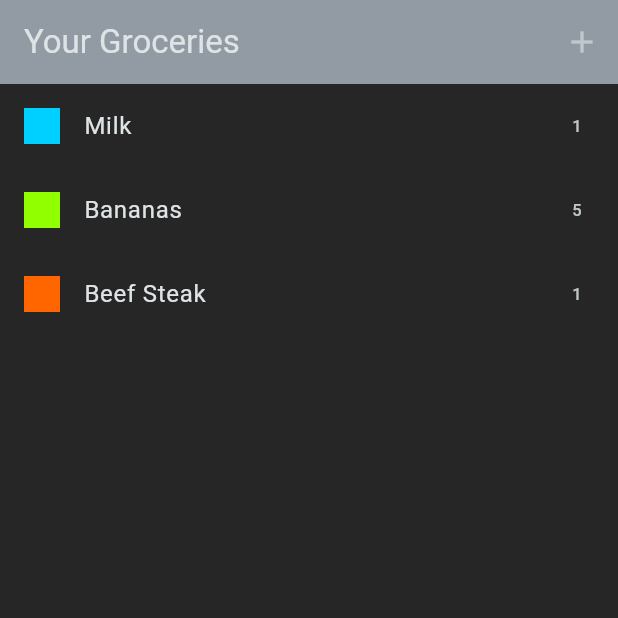
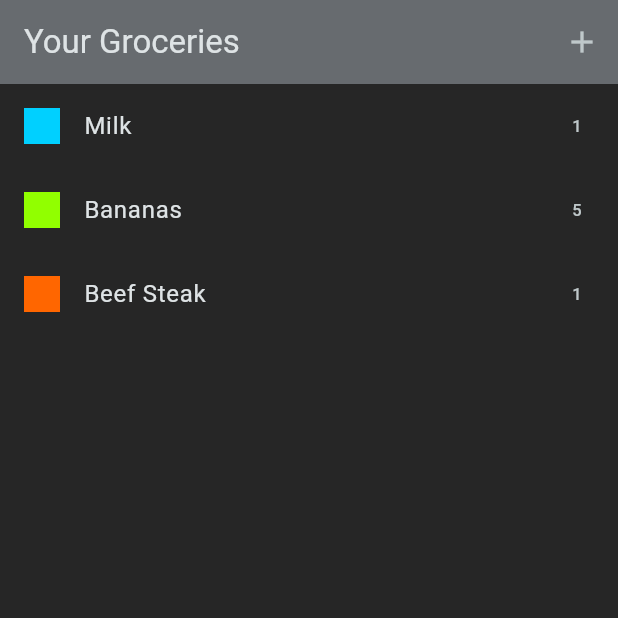
Before and after one commit to javakanaya/flutter-udemy, a Flutter app: the screen it shows after launch, on a phone screen of 412 x 824 dp, the top half of it. Run offline on Flutter 3.47's test engine with Material 3 defaults, Android fonts, the phone set to English and light mode, and no system bars; our stand-ins replace flutter_riverpod, google_fonts, transparent_image.

Commit message:
feat: new surface color

```diff
--- a/shopping_list/lib/main.dart
+++ b/shopping_list/lib/main.dart
@@ -17,7 +17,7 @@ class MyApp extends StatelessWidget {
         colorScheme: ColorScheme.fromSeed(
           seedColor: const Color.fromARGB(255, 66, 118, 126),
           brightness: Brightness.dark,
-          surface: const Color.fromARGB(255, 146, 155, 163),
+          surface: const Color.fromARGB(255, 103, 107, 111),
         ),
         scaffoldBackgroundColor: const Color.fromARGB(255, 38, 38, 38),
       ),
```
